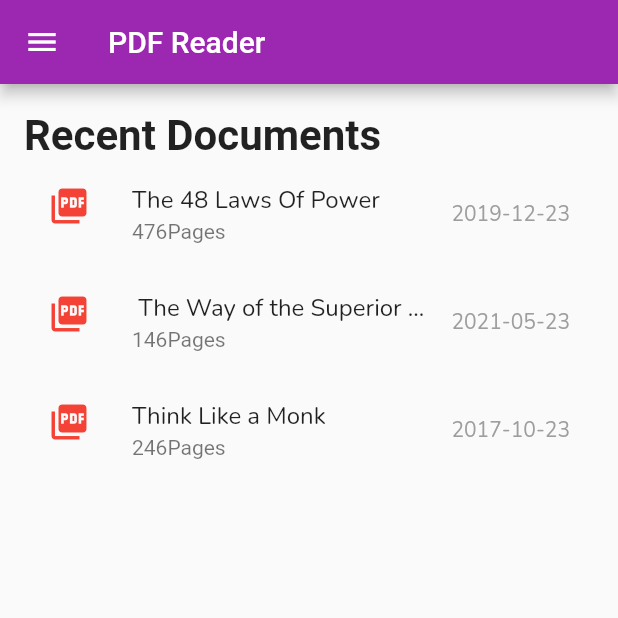
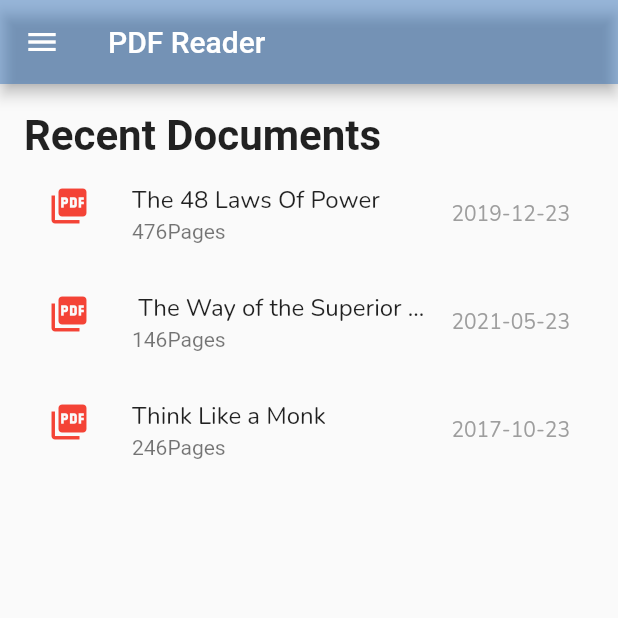
Before and after one commit to Mwita04/pdf_reader, a Flutter app: the screen it shows after launch, on a phone screen of 412 x 824 dp, the top half of it. Run offline on Flutter 3.47's test engine with Material 2 defaults, Android fonts, the phone set to English and light mode, and no system bars; our stand-ins replace google_fonts; missing offline and left inert: syncfusion_flutter_pdfviewer.

Commit message:
commit on master

```diff
--- a/lib/screens/home_screen.dart
+++ b/lib/screens/home_screen.dart
@@ -15,7 +15,7 @@ class _HomeScreenState extends State<HomeScreen> {
   Widget build(BuildContext context) {
     return Scaffold(
       appBar: AppBar(
-        backgroundColor: Colors.purple,
+        backgroundColor: Color.fromARGB(106, 25, 98, 182),
         leading: IconButton(
           onPressed: () {},
           icon: Icon(Icons.menu),
```
